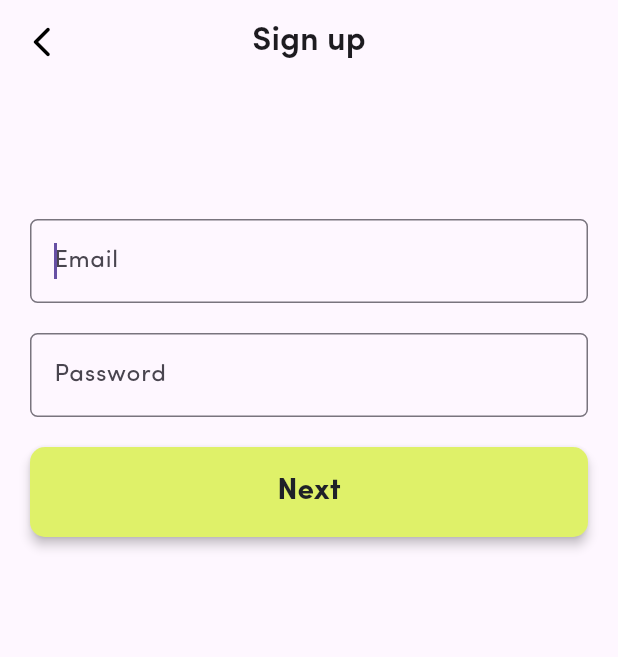
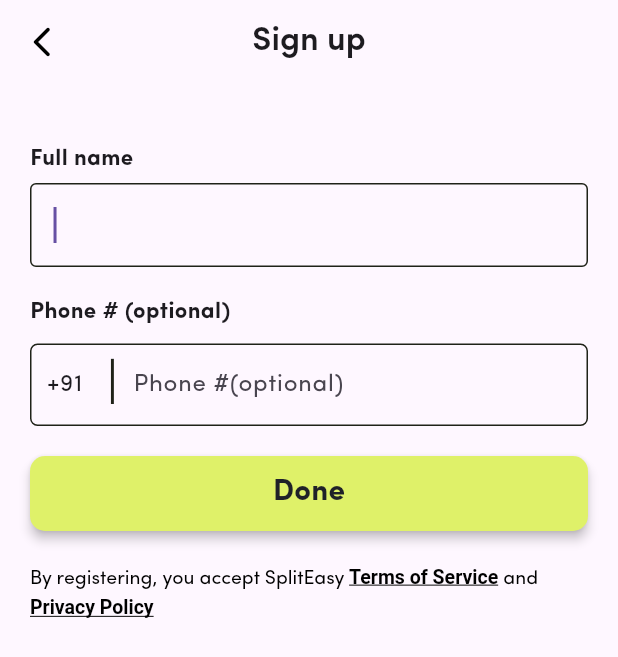
Before and after one commit to Keyurrr14/SplitEasy, a Flutter app: the SignUp screen opened directly, after a tap on "Next", on a phone screen of 412 x 824 dp. Shown: the top 657 px of the screen. Run offline on Flutter 3.47's test engine with Material 3 defaults, Android fonts, the phone set to English and light mode, and no system bars; our stand-ins replace smooth_page_indicator.

Commit message:
PasswordField fixed and NamePhone form added

```diff
--- a/lib/LoginSignupScreens/LogIn.dart
+++ b/lib/LoginSignupScreens/LogIn.dart
@@ -24,17 +24,23 @@ class LogIn extends StatelessWidget {
       body: Form(
         child: SingleChildScrollView(
           child: Container(
-            margin: const EdgeInsets.only(top: 70),
+            margin: const EdgeInsets.only(top: 20),
             child: Padding(
               padding: const EdgeInsets.all(20.0),
               child: Column(
                 crossAxisAlignment: CrossAxisAlignment.stretch,
                 children: [
+                  const Text(
+                    'Email address',
+                    style: TextStyle(fontSize: 15, fontWeight: FontWeight.bold),
+                  ),
+                  const SizedBox(
+                    height: 5,
+                  ),
                   TextFormField(
                     focusNode: _emailFocus,
                     autofocus: true,
                     decoration: const InputDecoration(
-                        labelText: 'Email',
                         border: OutlineInputBorder(
                           borderRadius: BorderRadius.all(Radius.circular(5)),
                         ),
@@ -45,9 +51,15 @@ class LogIn extends StatelessWidget {
                   const SizedBox(
                     height: 20,
                   ),
+                  const Text(
+                    'Password',
+                    style: TextStyle(fontSize: 15, fontWeight: FontWeight.bold),
+                  ),
+                  const SizedBox(
+                    height: 5,
+                  ),
                   TextFormField(
                     decoration: const InputDecoration(
-                        labelText: 'Password',
                         border: OutlineInputBorder(
                           borderRadius: BorderRadius.all(Radius.circular(5)),
                         ),
@@ -78,12 +90,12 @@ class LogIn extends StatelessWidget {
                                 fontWeight: FontWeight.bold,
                                 color: Colors.white),
                           ))),
-                  SizedBox(
-                    height: 20,
+                  const SizedBox(
+                    height: 10,
                   ),
                   TextButton(
                       onPressed: () {},
-                      child: Text(
+                      child: const Text(
                         'Forgot your password?',
                         style: TextStyle(
                             color: Color(0xff1f2128),
--- /dev/null
+++ b/lib/LoginSignupScreens/NamePhone.dart
@@ -0,0 +1,176 @@
+import 'package:flutter/material.dart';
+import 'package:flutter/services.dart';
+
+class NamePhone extends StatefulWidget {
+  const NamePhone({super.key});
+
+  @override
+  State<NamePhone> createState() => _NamePhoneState();
+}
+
+class _NamePhoneState extends State<NamePhone> {
+  final FocusNode _fullName = FocusNode();
+  final TextEditingController _countryCode = TextEditingController();
+
+  @override
+  void initState() {
+    _countryCode.text = '+91';
+    WidgetsBinding.instance.addPostFrameCallback((_) {
+      FocusScope.of(context).requestFocus(_fullName);
+    });
+    super.initState();
+  }
+
+  @override
+  Widget build(BuildContext context) {
+    return Scaffold(
+      appBar: AppBar(
+        leading: IconButton(
+          icon:
+              const Icon(Icons.arrow_back_ios_new_rounded, color: Colors.black),
+          onPressed: () => Navigator.of(context).pop(),
+        ),
+        title: const Text(
+          'Sign up',
+          style: TextStyle(fontWeight: FontWeight.w600),
+        ),
+        centerTitle: true,
+      ),
+      body: Form(
+        child: Container(
+          margin: const EdgeInsets.only(top: 20),
+          child: Padding(
+            padding: const EdgeInsets.all(20.0),
+            child: Column(
+              crossAxisAlignment: CrossAxisAlignment.stretch,
+              children: [
+                const Text(
+                  'Full name',
+                  style: TextStyle(fontSize: 15, fontWeight: FontWeight.bold),
+                ),
+                const SizedBox(
+                  height: 5,
+                ),
+                TextFormField(
+                  focusNode: _fullName,
+                  autofocus: true,
+                  decoration: const InputDecoration(
+                      border: OutlineInputBorder(
+                        borderRadius: BorderRadius.all(Radius.circular(5)),
+                      ),
+                      focusedBorder: OutlineInputBorder(
+                        borderSide: BorderSide(color: Color(0xff1f2218)),
+                      )),
+                ),
+                const SizedBox(
+                  height: 20,
+                ),
+                const Text(
+                  'Phone # (optional)',
+                  style: TextStyle(fontWeight: FontWeight.bold, fontSize: 15),
+                ),
+                const SizedBox(
+                  height: 10,
+                ),
+                Container(
+                    height: 55,
+                    decoration: BoxDecoration(
+                        border: Border.all(
+                          width: 1,
+                          color: const Color(0xff1f2218),
+                        ),
+                        borderRadius: BorderRadius.circular(5)),
+                    child: Row(
+                      children: [
+                        const SizedBox(
+                          width: 10,
+                        ),
+                        SizedBox(
+                          width: 40,
+                          child: TextFormField(
+                            controller: _countryCode,
+                            decoration: const InputDecoration(
+                              border: InputBorder.none,
+                            ),
+                          ),
+                        ),
+                        const Text(
+                          '|',
+                          style:
+                              TextStyle(fontSize: 33, color: Color(0xff1f2218)),
+                        ),
+                        const SizedBox(
+                          width: 10,
+                        ),
+                        Expanded(
+                            child: TextFormField(
+                          keyboardType: TextInputType.phone,
+                          inputFormatters: [
+                            FilteringTextInputFormatter.digitsOnly,
+                          ],
+                          decoration: const InputDecoration(
+                              border: InputBorder.none,
+                              hintText: 'Phone #(optional)'),
+                        )),
+                      ],
+                    )),
+                const SizedBox(
+                  height: 20,
+                ),
+                SizedBox(
+                    width: double.infinity,
+                    height: 50,
+                    child: ElevatedButton(
+                        style: ElevatedButton.styleFrom(
+                          elevation: 3,
+                          backgroundColor: const Color(0xffdff169),
+                          shape: RoundedRectangleBorder(
+                            borderRadius: BorderRadius.circular(10),
+                          ),
+                        ),
+                        onPressed: () {
+                          Navigator.push(
+                              context,
+                              MaterialPageRoute(
+                                  builder: (context) => const NamePhone()));
+                        },
+                        child: const Text(
+                          'Done',
+                          style: TextStyle(
+                              fontSize: 20,
+                              fontWeight: FontWeight.bold,
+                              color: Color(0xff1f2128)),
+                        ))),
+                const SizedBox(
+                  height: 20,
+                ),
+                RichText(
+                  text: const TextSpan(
+                      text: 'By registering, you accept SplitEasy ',
+                      style: TextStyle(
+                          color: Colors.black,
+                          fontSize: 13,
+                          height: 1.5,
+                          fontFamily: 'Sofia Pro'),
+                      children: [
+                        TextSpan(
+                            text: 'Terms of Service',
+                            style: TextStyle(
+                                fontWeight: FontWeight.bold,
+                                decoration: TextDecoration.underline)),
+                        TextSpan(text: ' and '),
+                        TextSpan(
+                            text: 'Privacy Policy',
+                            style: TextStyle(
+                                fontWeight: FontWeight.bold,
+                                decoration: TextDecoration.underline)),
+                      ]),
+                )
+              ],
+            ),
+          ),
+        ),
+      ),
+    );
+  }
+}
--- a/lib/LoginSignupScreens/SignUp.dart
+++ b/lib/LoginSignupScreens/SignUp.dart
@@ -1,13 +1,27 @@
 import 'package:flutter/material.dart';
+import 'package:spliteasy/LoginSignupScreens/NamePhone.dart';
 
-class SignUp extends StatelessWidget {
+class SignUp extends StatefulWidget {
   const SignUp({super.key});
 
   @override
+  State<SignUp> createState() => _SignUpState();
+}
+
+class _SignUpState extends State<SignUp> {
+  final FocusNode _emailFocus = FocusNode();
+  bool _isPasswordVisible = false;
+
+  @override
+  void initState() {
+    super.initState();
+    WidgetsBinding.instance.addPostFrameCallback((_) {
+      FocusScope.of(context).requestFocus(_emailFocus);
+    });
+  }
+
+  @override
   Widget build(BuildContext context) {
-    final FocusNode _emailFocus = FocusNode();
-    FocusScope.of(context).requestFocus(_emailFocus);
-
     return Scaffold(
       appBar: AppBar(
         leading: IconButton(
@@ -24,17 +38,23 @@ class SignUp extends StatelessWidget {
       body: Form(
         child: SingleChildScrollView(
           child: Container(
-            margin: const EdgeInsets.only(top: 70),
+            margin: const EdgeInsets.only(top: 20),
             child: Padding(
               padding: const EdgeInsets.all(20.0),
               child: Column(
                 crossAxisAlignment: CrossAxisAlignment.stretch,
                 children: [
+                  const Text(
+                    'Email address',
+                    style: TextStyle(fontSize: 15, fontWeight: FontWeight.bold),
+                  ),
+                  const SizedBox(
+                    height: 5,
+                  ),
                   TextFormField(
                     focusNode: _emailFocus,
                     autofocus: true,
                     decoration: const InputDecoration(
-                        labelText: 'Email',
                         border: OutlineInputBorder(
                           borderRadius: BorderRadius.all(Radius.circular(5)),
                         ),
@@ -45,23 +65,42 @@ class SignUp extends StatelessWidget {
                   const SizedBox(
                     height: 20,
                   ),
+                  const Text(
+                    'Password',
+                    style: TextStyle(fontSize: 15, fontWeight: FontWeight.bold),
+                  ),
+                  const SizedBox(
+                    height: 5,
+                  ),
                   TextFormField(
-                    decoration: const InputDecoration(
-                        labelText: 'Password',
-                        border: OutlineInputBorder(
+                    obscureText: !_isPasswordVisible,
+                    decoration: InputDecoration(
+                        border: const OutlineInputBorder(
                           borderRadius: BorderRadius.all(Radius.circular(5)),
                         ),
-                        focusedBorder: OutlineInputBorder(
+                        focusedBorder: const OutlineInputBorder(
                           borderSide: BorderSide(color: Color(0xff1f2218)),
+                        ),
+                        suffixIcon: IconButton(
+                          icon: Icon(
+                              // ignore: dead_code
+                              _isPasswordVisible
+                                  // ignore: dead_code
+                                  ? Icons.visibility
+                                  : Icons.visibility_off),
+                          onPressed: () {
+                            setState(() {
+                              _isPasswordVisible = !_isPasswordVisible;
+                            });
+                          },
                         )),
-                    obscureText: true,
                   ),
                   const SizedBox(
                     height: 20,
                   ),
                   SizedBox(
                       width: double.infinity,
-                      height: 60,
+                      height: 50,
                       child: ElevatedButton(
                           style: ElevatedButton.styleFrom(
                             elevation: 3,
@@ -70,7 +109,12 @@ class SignUp extends StatelessWidget {
                               borderRadius: BorderRadius.circular(10),
                             ),
                           ),
-                          onPressed: () {},
+                          onPressed: () {
+                            Navigator.push(
+                                context,
+                                MaterialPageRoute(
+                                    builder: (context) => const NamePhone()));
+                          },
                           child: const Text(
                             'Next',
                             style: TextStyle(
--- a/lib/LoginSignupScreens/Welcome.dart
+++ b/lib/LoginSignupScreens/Welcome.dart
@@ -79,7 +79,7 @@ class Welcome extends StatelessWidget {
                 text: 'By registering, you accept SplitEasy ',
                 style: TextStyle(
                     color: Colors.black,
-                    fontSize: 15,
+                    fontSize: 14,
                     height: 1.5,
                     fontFamily: 'Sofia Pro'),
                 children: [
```
